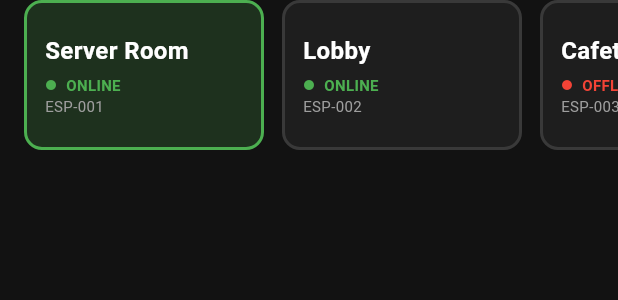
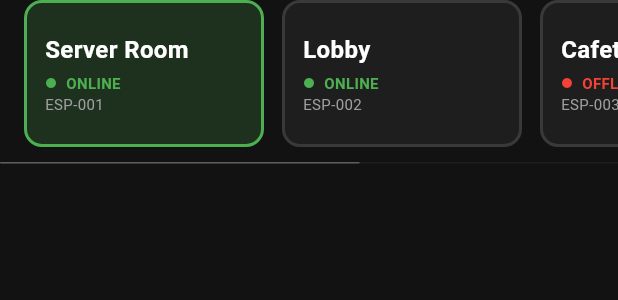
Before and after one commit to AddisionS/server-watcher, a Flutter app: the DeviceHorizontalList widget shown alone on an empty page, opened directly, on a phone screen of 412 x 824 dp. Shown: the top 300 px of the screen. Run offline on Flutter 3.47's test engine with Material 3 defaults, Android fonts, the phone set to English and light mode, and no system bars; our stand-ins replace fl_chart, flutter_bloc, shared_preferences, syncfusion_flutter_gauges; missing offline and left inert: file_saver; accounts and stored records are empty.

Commit message:
minor fixes

```diff
--- a/lib/config/data/models/thresholds_model.dart
+++ b/lib/config/data/models/thresholds_model.dart
@@ -2,16 +2,11 @@ import '../../domain/entities/config_entities.dart';
 
 class ThresholdsModel extends ThresholdsEntity {
   ThresholdsModel({
-    required double subTemp,
-    required double thresTemp,
-    required double subHum,
-    required double thresHum,
-  }) : super(
-         subTemp: subTemp,
-         thresTemp: thresTemp,
-         subHum: subHum,
-         thresHum: thresHum,
-       );
+    required super.subTemp,
+    required super.thresTemp,
+    required super.subHum,
+    required super.thresHum,
+  });
 
   // MAP JSON (snake_case from FastAPI) -> DART (camelCase)
   factory ThresholdsModel.fromJson(Map<String, dynamic> json) {
--- a/lib/devices/presentation/pages/device_manager_page.dart
+++ b/lib/devices/presentation/pages/device_manager_page.dart
@@ -67,8 +67,9 @@ class _DeviceManagerPageState extends State<DeviceManagerPage> {
           }
         },
         builder: (context, state) {
-          if (state is! DevicesLoaded)
+          if (state is! DevicesLoaded) {
             return const Center(child: CircularProgressIndicator());
+          }
 
           final selectedDevice = state.selectedDevice;
 
--- a/lib/devices/presentation/widgets/device_horizontal_list.dart
+++ b/lib/devices/presentation/widgets/device_horizontal_list.dart
@@ -1,3 +1,4 @@
+import 'package:flutter/gestures.dart';
 import 'package:flutter/material.dart';
 import 'package:flutter_bloc/flutter_bloc.dart';
 import '../bloc/devices_bloc.dart';
@@ -6,53 +7,91 @@ import '../bloc/devices_state.dart';
 import '../../../../home/presentation/bloc/home_bloc.dart';
 import '../../../../home/presentation/bloc/home_event.dart';
 
-class DeviceHorizontalList extends StatelessWidget {
-  final bool isHomePage; // Behavior flag
+class DeviceHorizontalList extends StatefulWidget {
+  final bool isHomePage;
 
   const DeviceHorizontalList({super.key, this.isHomePage = false});
 
   @override
+  State<DeviceHorizontalList> createState() => _DeviceHorizontalListState();
+}
+
+class _DeviceHorizontalListState extends State<DeviceHorizontalList> {
+  // 1. Create a ScrollController
+  final ScrollController _scrollController = ScrollController();
+
+  @override
+  void dispose() {
+    _scrollController.dispose(); // Always dispose controllers
+    super.dispose();
+  }
+
+  @override
   Widget build(BuildContext context) {
+    // Increased height slightly (100 -> 110) to make room for the scrollbar
     return SizedBox(
-      height: 100, // Fixed height for the strip
+      height: 110,
       child: BlocBuilder<DevicesBloc, DevicesState>(
         builder: (context, state) {
-          if (state is DevicesLoading)
+          if (state is DevicesLoading) {
             return const Center(child: CircularProgressIndicator());
+          }
           if (state is DevicesError) return Center(child: Text(state.message));
 
           if (state is DevicesLoaded) {
-            return ListView.separated(
+            // 2. Wrap in RawScrollbar for custom styling
+            return RawScrollbar(
+              controller: _scrollController,
+              thumbVisibility: true, // Always visible
+              trackVisibility: true, // Show the track background (optional)
+              thickness: 1, // Thin style
+              radius: const Radius.circular(20), // Rounded edges
+              thumbColor: Colors.grey.withValues(alpha: 0.5),
+              trackColor: Colors.grey.withValues(alpha: 0.1),
+              padding: const EdgeInsets.only(bottom: 1), // Spacing from bottom
+
+              child: ScrollConfiguration(
+                behavior: ScrollConfiguration.of(context).copyWith(
+                  dragDevices: {
+                    PointerDeviceKind.touch,
+                    PointerDeviceKind.mouse,
+                  },
+                ),
+                child: ListView.separated(
+                  // 3. Attach the SAME controller here
+                  controller: _scrollController,
                   scrollDirection: Axis.horizontal,
-              padding: const EdgeInsets.symmetric(horizontal: 16),
+                  padding: const EdgeInsets.fromLTRB(
+                    16,
+                    0,
+                    16,
+                    12,
+                  ), // Bottom padding prevents scrollbar overlapping content
                   itemCount: state.devices.length,
                   separatorBuilder: (_, __) => const SizedBox(width: 12),
                   itemBuilder: (context, index) {
                     final device = state.devices[index];
                     final isSelected = device.id == state.selectedDeviceId;
 
-                // Color Logic
                     Color statusColor;
-                if (device.status == 'online')
+                    if (device.status == 'online') {
                       statusColor = Colors.green;
-                else if (device.status == 'offline')
+                    } else if (device.status == 'offline') {
                       statusColor = Colors.red;
-                else
+                    } else {
                       statusColor = Colors.orange;
+                    }
 
                     return GestureDetector(
                       onTap: () {
-                    // 1. Update Selection in Device Bloc
-                    context.read<DevicesBloc>().add(SelectDevice(device.id));
-
-                    // 2. Logic Split based on Page
-                    if (isHomePage) {
-                      // If Home: Tell HomeBloc to fetch data for this room
+                        context.read<DevicesBloc>().add(
+                          SelectDevice(device.id),
+                        );
+                        if (widget.isHomePage) {
                           context.read<HomeBloc>().add(
                             HomeRoomChanged(device.roomName),
                           );
                         }
-                    // Note: If on Manager page, the selection update above is enough to trigger the details view.
                       },
                       child: AnimatedContainer(
                         duration: const Duration(milliseconds: 300),
@@ -60,10 +99,8 @@ class DeviceHorizontalList extends StatelessWidget {
                         padding: const EdgeInsets.all(12),
                         decoration: BoxDecoration(
                           color: isSelected
-                          ? statusColor.withOpacity(0.2) // Highlight
-                          : Colors.white.withOpacity(
-                              0.05,
-                            ), // Default dark mode card
+                              ? statusColor.withValues(alpha: 0.2)
+                              : Colors.white.withValues(alpha: 0.05),
                           borderRadius: BorderRadius.circular(12),
                           border: Border.all(
                             color: isSelected ? statusColor : Colors.white12,
@@ -109,6 +146,8 @@ class DeviceHorizontalList extends StatelessWidget {
                       ),
                     );
                   },
+                ),
+              ),
             );
           }
           return const SizedBox();
--- a/lib/home/presentation/widgets/home_drawer.dart
+++ b/lib/home/presentation/widgets/home_drawer.dart
@@ -8,7 +8,7 @@ import '../../../auth/presentation/pages/login_page.dart';
 import '../../../history/presentation/pages/history_page.dart'; // Import History Page
 import '../../../config/presentation/pages/config_page.dart'; // Import config page
 import '../../../alerts/presentation/pages/alerts_page.dart';
-
+import 'package:intl/intl.dart' show toBeginningOfSentenceCase;
 // Imports
 import '../../../devices/presentation/pages/device_manager_page.dart';
 // ... Data source imports for injection ...
@@ -34,12 +34,11 @@ class HomeDrawer extends StatelessWidget {
         children: [
           UserAccountsDrawerHeader(
             accountName: Text(
-              user.username,
+              toBeginningOfSentenceCase(user.username),
 
               style: const TextStyle(fontSize: 26, color: Colors.white),
             ),
             accountEmail: null,
-            currentAccountPicture: CircleAvatar(backgroundColor: Colors.white),
             decoration: BoxDecoration(
               color: user.role == 'admin'
                   ? Colors.redAccent
```
Also changed, not shown: 2 other files. Lines whose indentation alone changed are shown as unchanged.
